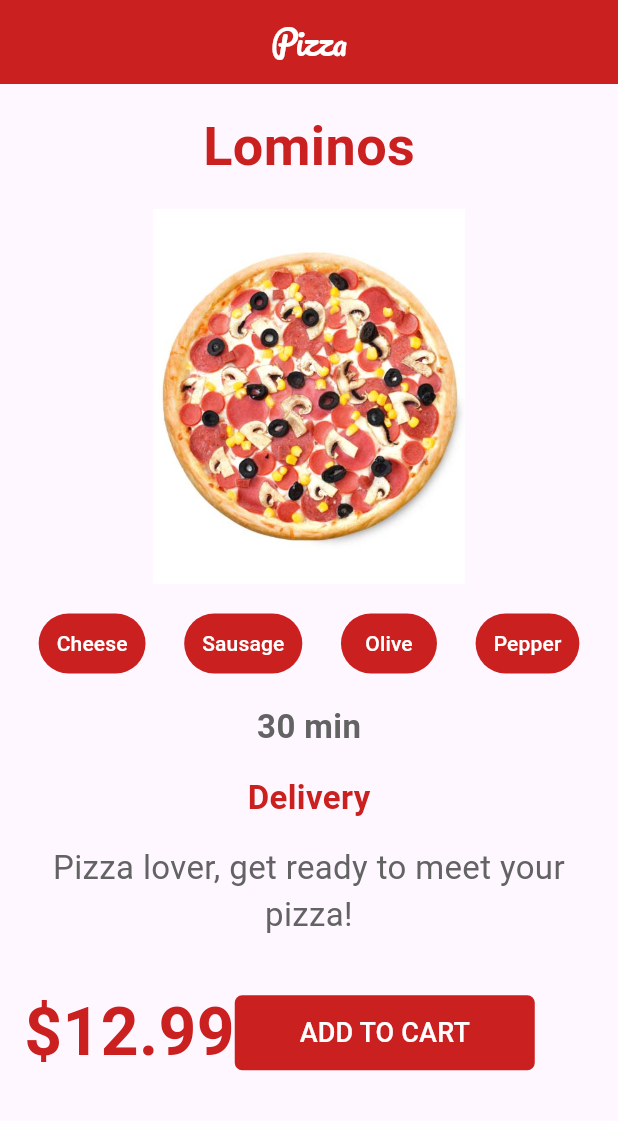
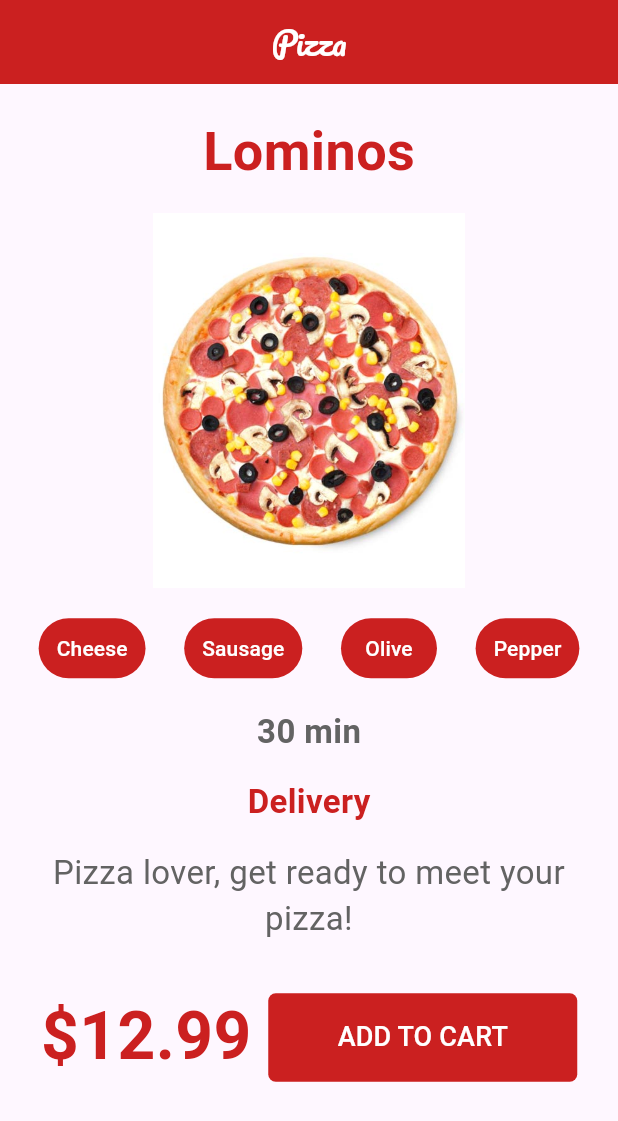
Before and after one commit to theplayernumberzero/Flutter-101, a Flutter app: the screen it shows after launch, on a phone screen of 412 x 824 dp. Shown: the top 1121 px of the screen. Run offline on Flutter 3.47's test engine with Material 3 defaults, Android fonts, the phone set to English and light mode, and no system bars.

Commit message:
coklu ekran destegi

```diff
--- a/lib/anasayfa.dart
+++ b/lib/anasayfa.dart
@@ -14,16 +14,20 @@ class Anasayfa extends StatefulWidget {
 class _AnasayfaState extends State<Anasayfa> {
   @override
   Widget build(BuildContext context) {
+    var ekranBilgisi = MediaQuery.of(context);
+    final double ekranYuksekligi = ekranBilgisi.size.height;
+    final double ekranGenisligi = ekranBilgisi.size.width;
+
     return Scaffold(
       appBar: AppBar(
-        title: Text("Pizza", style: TextStyle(color: yaziRenk1, fontFamily: "Pacifico", fontSize: 22)),
+        title: Text("Pizza", style: TextStyle(color: yaziRenk1, fontFamily: "Pacifico", fontSize: ekranGenisligi/19)),
         backgroundColor: anaRenk,
         centerTitle: true,
       ),
       body: Column(
         children: [
           Padding(
-            padding: const EdgeInsets.only(top: 16),
+            padding: EdgeInsets.only(top: ekranYuksekligi/43),
             child: Text("Lominos", style: TextStyle(fontSize: 36, color: anaRenk, fontWeight: FontWeight.bold),),
           ),
           Padding(
@@ -60,9 +64,10 @@ class _AnasayfaState extends State<Anasayfa> {
           Padding(
             padding: const EdgeInsets.all(16.0),
             child: Row(
+              mainAxisAlignment: MainAxisAlignment.spaceEvenly,
               children: [
                 Text("\$12.99", style: TextStyle(fontSize: 44, color: anaRenk, fontWeight: FontWeight.bold),),
-                SizedBox(width: 200, height: 50,
+                SizedBox(width: ekranGenisligi/2, height: ekranYuksekligi/14,
                   child: TextButton(onPressed: (){},
                     style: TextButton.styleFrom(
                         backgroundColor: anaRenk,
```
